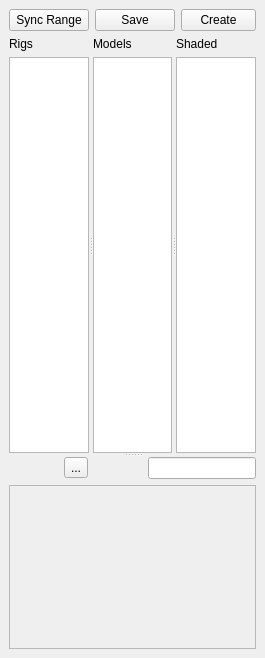
Above: ui/main_dockable.ui from iceanimations/createLayout before the change. Below: the same form after it.
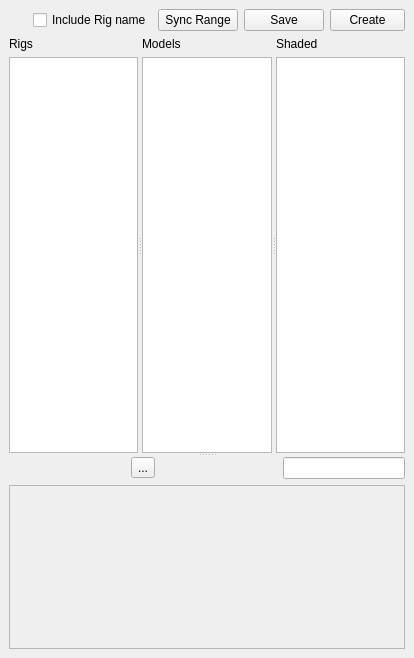
That is the form after the change.

Commit message: include rig name button added

The edit to the form file:
```diff
--- a/ui/main_dockable.ui
+++ b/ui/main_dockable.ui
@@ -6,7 +6,7 @@
    <rect>
     <x>0</x>
     <y>0</y>
-    <width>263</width>
+    <width>414</width>
     <height>658</height>
    </rect>
   </property>
@@ -30,6 +30,16 @@
         </property>
        </spacer>
       </item>
+      <item>
+       <widget class="QCheckBox" name="includeButton">
+        <property name="toolTip">
+         <string>Include Rig name while creating names for Cache files</string>
+        </property>
+        <property name="text">
+         <string>Include Rig name</string>
+        </property>
+       </widget>
+      </item>
       <item>
        <widget class="QPushButton" name="syncRangeButton">
         <property name="toolTip">
@@ -239,7 +249,7 @@
             <rect>
              <x>0</x>
              <y>0</y>
-             <width>241</width>
+             <width>392</width>
              <height>155</height>
             </rect>
            </property>
```
The commit also changes 2 other files.
